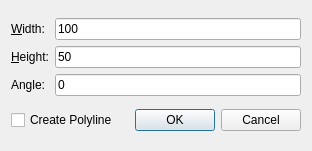
qcad/qcad, file scripts/Draw/Shape/ShapeRectangleSize/ShapeRectangleSizeDialog.ui: the form before one commit.
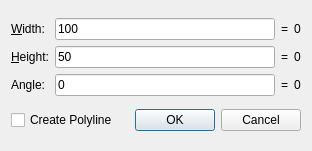
The form after the commit. Custom widgets are drawn as their Qt base class.

Commit message: support optional result label for RMathEdit

The edit to the form file:
```diff
--- a/scripts/Draw/Shape/ShapeRectangleSize/ShapeRectangleSizeDialog.ui
+++ b/scripts/Draw/Shape/ShapeRectangleSize/ShapeRectangleSizeDialog.ui
@@ -12,7 +12,7 @@
   </property>
   <layout class="QVBoxLayout" name="verticalLayout">
    <item>
-    <layout class="QGridLayout" name="gridLayout">
+    <layout class="QGridLayout" name="gridLayout" columnstretch="0,2,0,0">
      <item row="0" column="0">
       <widget class="QLabel" name="WidthLabel">
        <property name="text">
@@ -23,16 +23,26 @@
        </property>
       </widget>
      </item>
-     <item row="0" column="1">
-      <widget class="RMathLineEdit" name="Width">
+     <item row="2" column="1">
+      <widget class="RMathLineEdit" name="Angle">
        <property name="text">
-        <string notr="true">100</string>
+        <string notr="true">0</string>
        </property>
-       <property name="DefaultFocus" stdset="0">
+       <property name="angle" stdset="0">
         <bool>true</bool>
        </property>
       </widget>
      </item>
+     <item row="2" column="0">
+      <widget class="QLabel" name="AngleLabel">
+       <property name="text">
+        <string>Angle:</string>
+       </property>
+       <property name="buddy">
+        <cstring>Angle</cstring>
+       </property>
+      </widget>
+     </item>
      <item row="1" column="0">
       <widget class="QLabel" name="HeightLabel">
        <property name="text">
@@ -43,6 +53,16 @@
        </property>
       </widget>
      </item>
+     <item row="0" column="1">
+      <widget class="RMathLineEdit" name="Width">
+       <property name="text">
+        <string notr="true">100</string>
+       </property>
+       <property name="DefaultFocus" stdset="0">
+        <bool>true</bool>
+       </property>
+      </widget>
+     </item>
      <item row="1" column="1">
       <widget class="RMathLineEdit" name="Height">
        <property name="text">
@@ -50,23 +70,63 @@
        </property>
       </widget>
      </item>
-     <item row="2" column="0">
-      <widget class="QLabel" name="AngleLabel">
+     <item row="0" column="2">
+      <widget class="QLabel" name="WidthEqual">
        <property name="text">
-        <string>Angle:</string>
+        <string>=</string>
        </property>
-       <property name="buddy">
-        <cstring>Angle</cstring>
+      </widget>
+     </item>
+     <item row="0" column="3">
+      <widget class="QLabel" name="WidthResult">
+       <property name="sizePolicy">
+        <sizepolicy hsizetype="MinimumExpanding" vsizetype="Preferred">
+         <horstretch>0</horstretch>
+         <verstretch>0</verstretch>
+        </sizepolicy>
        </property>
+       <property name="text">
+        <string>0</string>
+       </property>
       </widget>
      </item>
-     <item row="2" column="1">
-      <widget class="RMathLineEdit" name="Angle">
+     <item row="1" column="2">
+      <widget class="QLabel" name="HeightEqual">
        <property name="text">
-        <string notr="true">0</string>
+        <string>=</string>
        </property>
-       <property name="angle" stdset="0">
-        <bool>true</bool>
+      </widget>
+     </item>
+     <item row="1" column="3">
+      <widget class="QLabel" name="HeightResult">
+       <property name="sizePolicy">
+        <sizepolicy hsizetype="MinimumExpanding" vsizetype="Preferred">
+         <horstretch>0</horstretch>
+         <verstretch>0</verstretch>
+        </sizepolicy>
+       </property>
+       <property name="text">
+        <string>0</string>
+       </property>
+      </widget>
+     </item>
+     <item row="2" column="2">
+      <widget class="QLabel" name="AngleEqual">
+       <property name="text">
+        <string>=</string>
+       </property>
+      </widget>
+     </item>
+     <item row="2" column="3">
+      <widget class="QLabel" name="AngleResult">
+       <property name="sizePolicy">
+        <sizepolicy hsizetype="MinimumExpanding" vsizetype="Preferred">
+         <horstretch>0</horstretch>
+         <verstretch>0</verstretch>
+        </sizepolicy>
+       </property>
+       <property name="text">
+        <string>0</string>
        </property>
       </widget>
      </item>
```
The commit also changes 2 other files.
